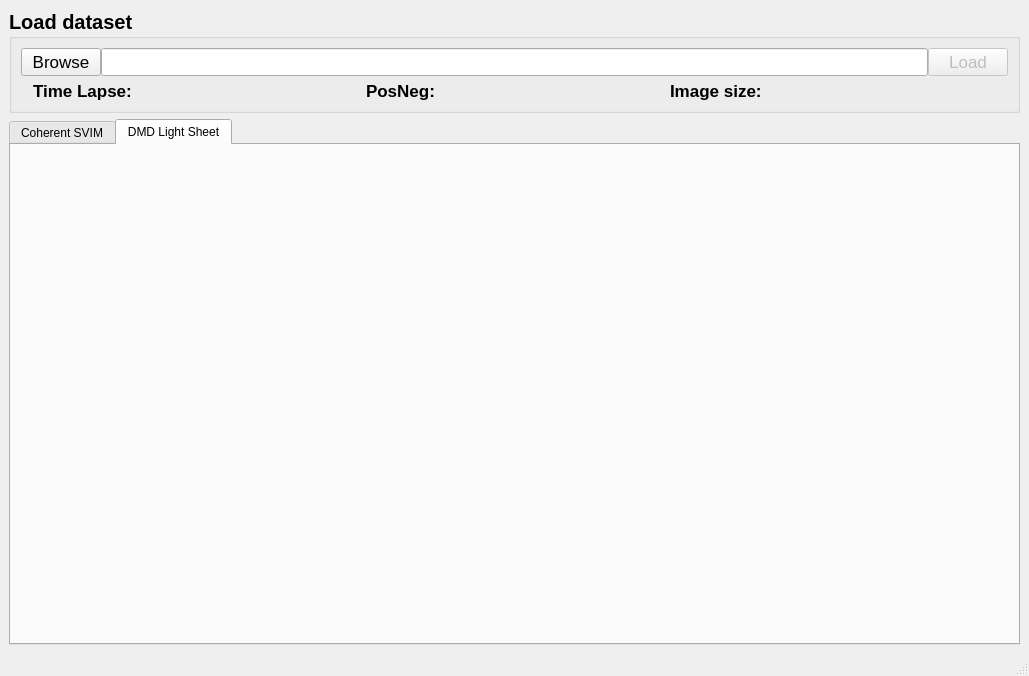
Old version of the form smSVIM_microscope_analyser/analyser_6090_tabs.ui in the repository marccv/smSVIM.
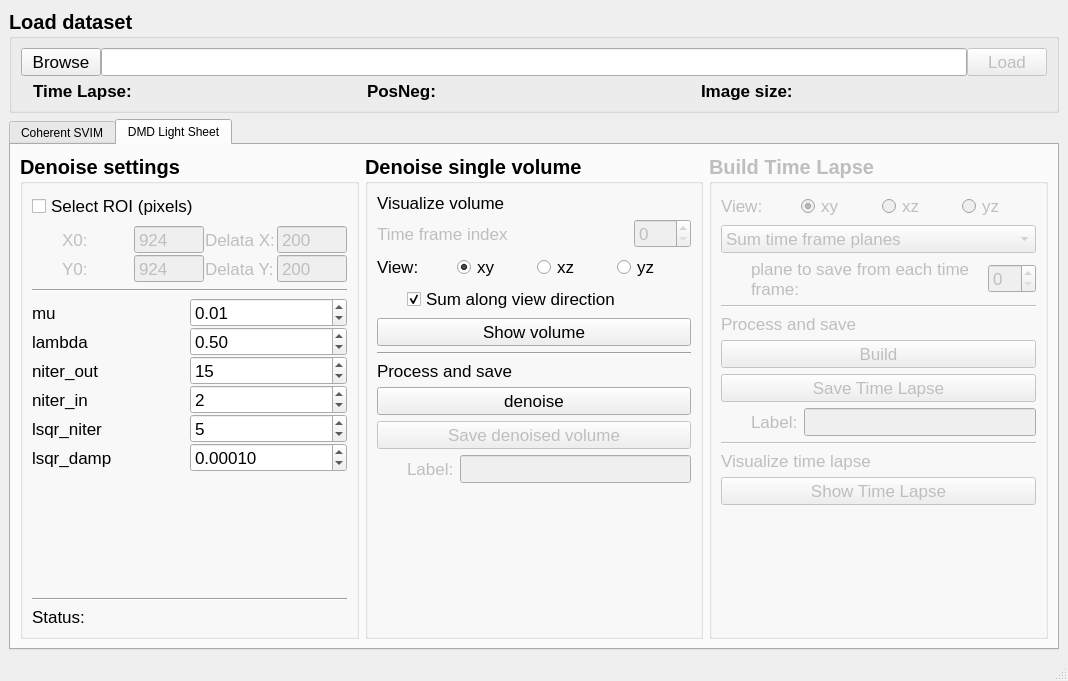
New version of the form. The open tabs and pages were chosen to show the change.

What changed in the file:
```diff
--- a/smSVIM_microscope_analyser/analyser_6090_tabs.ui
+++ b/smSVIM_microscope_analyser/analyser_6090_tabs.ui
@@ -6,8 +6,8 @@
    <rect>
     <x>0</x>
     <y>0</y>
-    <width>1029</width>
-    <height>676</height>
+    <width>1068</width>
+    <height>681</height>
    </rect>
   </property>
   <property name="windowTitle">
@@ -78,7 +78,7 @@
         </layout>
        </item>
        <item row="1" column="0">
-        <layout class="QGridLayout" name="gridLayout_18" columnstretch="0,1,0,1,0,1">
+        <layout class="QGridLayout" name="gridLayout_18" columnstretch="0,0,0,0,0,0">
          <property name="leftMargin">
           <number>12</number>
          </property>
@@ -1315,6 +1315,1034 @@
        <attribute name="title">
         <string>DMD Light Sheet</string>
        </attribute>
+       <layout class="QGridLayout" name="gridLayout_2">
+        <item row="0" column="0">
+         <widget class="QWidget" name="widget_2" native="true">
+          <layout class="QGridLayout" name="gridLayout_5" columnstretch="1,1,1">
+           <property name="leftMargin">
+            <number>0</number>
+           </property>
+           <property name="topMargin">
+            <number>0</number>
+           </property>
+           <property name="rightMargin">
+            <number>0</number>
+           </property>
+           <property name="bottomMargin">
+            <number>0</number>
+           </property>
+           <item row="0" column="0">
+            <widget class="QGroupBox" name="groupBox_settings_2">
+             <property name="font">
+              <font>
+               <pointsize>15</pointsize>
+               <weight>75</weight>
+               <bold>true</bold>
+              </font>
+             </property>
+             <property name="title">
+              <string>Denoise settings</string>
+             </property>
+             <property name="flat">
+              <bool>false</bool>
+             </property>
+             <layout class="QVBoxLayout" name="verticalLayout_4">
+              <item>
+               <widget class="QCheckBox" name="checkBox_select_ROI_ls">
+                <property name="font">
+                 <font>
+                  <pointsize>13</pointsize>
+                  <weight>50</weight>
+                  <bold>false</bold>
+                 </font>
+                </property>
+                <property name="text">
+                 <string>Select ROI (pixels)</string>
+                </property>
+                <property name="checkable">
+                 <bool>true</bool>
+                </property>
+               </widget>
+              </item>
+              <item>
+               <widget class="QWidget" name="widget_ROI_params_ls" native="true">
+                <property name="enabled">
+                 <bool>false</bool>
+                </property>
+                <property name="font">
+                 <font>
+                  <pointsize>13</pointsize>
+                  <weight>50</weight>
+                  <bold>false</bold>
+                 </font>
+                </property>
+                <layout class="QGridLayout" name="gridLayout_30">
+                 <property name="leftMargin">
+                  <number>30</number>
+                 </property>
+                 <property name="topMargin">
+                  <number>0</number>
+                 </property>
+                 <property name="rightMargin">
+                  <number>0</number>
+                 </property>
+                 <property name="bottomMargin">
+                  <number>0</number>
+                 </property>
+                 <property name="horizontalSpacing">
+                  <number>1</number>
+                 </property>
+                 <property name="verticalSpacing">
+                  <number>0</number>
+                 </property>
+                 <item row="0" column="1">
+                  <widget class="QSpinBox" name="spinBox_x0_ls">
+                   <property name="buttonSymbols">
+                    <enum>QAbstractSpinBox::NoButtons</enum>
+                   </property>
+                   <property name="maximum">
+                    <number>99999</number>
+                   </property>
+                   <property name="value">
+                    <number>924</number>
+                   </property>
+                  </widget>
+                 </item>
+                 <item row="0" column="0">
+                  <widget class="QLabel" name="label_39">
+                   <property name="text">
+                    <string>X0:</string>
+                   </property>
+                  </widget>
+                 </item>
+                 <item row="0" column="3">
+                  <widget class="QSpinBox" name="spinBox_delta_x_ls">
+                   <property name="buttonSymbols">
+                    <enum>QAbstractSpinBox::NoButtons</enum>
+                   </property>
+                   <property name="maximum">
+                    <number>99999</number>
+                   </property>
+                   <property name="value">
+                    <number>200</number>
+                   </property>
+                  </widget>
+                 </item>
+                 <item row="0" column="2">
+                  <widget class="QLabel" name="label_40">
+                   <property name="text">
+                    <string>Delata X:</string>
+                   </property>
+                  </widget>
+                 </item>
+                 <item row="1" column="0">
+                  <widget class="QLabel" name="label_41">
+                   <property name="text">
+                    <string>Y0:</string>
+                   </property>
+                  </widget>
+                 </item>
+                 <item row="1" column="1">
+                  <widget class="QSpinBox" name="spinBox_y0_ls">
+                   <property name="buttonSymbols">
+                    <enum>QAbstractSpinBox::NoButtons</enum>
+                   </property>
+                   <property name="maximum">
+                    <number>99999</number>
+                   </property>
+                   <property name="value">
+                    <number>924</number>
+                   </property>
+                  </widget>
+                 </item>
+                 <item row="1" column="2">
+                  <widget class="QLabel" name="label_42">
+                   <property name="text">
+                    <string>Delata Y:</string>
+                   </property>
+                  </widget>
+                 </item>
+                 <item row="1" column="3">
+                  <widget class="QSpinBox" name="spinBox_delta_y_ls">
+                   <property name="buttonSymbols">
+                    <enum>QAbstractSpinBox::NoButtons</enum>
+                   </property>
+                   <property name="maximum">
+                    <number>99999</number>
+                   </property>
+                   <property name="value">
+                    <number>200</number>
+                   </property>
+                  </widget>
+                 </item>
+                </layout>
+               </widget>
+              </item>
+              <item>
+               <widget class="Line" name="line_15">
+                <property name="font">
+                 <font>
+                  <pointsize>13</pointsize>
+                  <weight>50</weight>
+                  <bold>false</bold>
+                 </font>
+                </property>
+                <property name="orientation">
+                 <enum>Qt::Horizontal</enum>
+                </property>
+               </widget>
+              </item>
+              <item>
+               <widget class="QWidget" name="widget_denoise_params_2" native="true">
+                <property name="enabled">
+                 <bool>true</bool>
+                </property>
+                <property name="font">
+                 <font>
+                  <pointsize>13</pointsize>
+                  <weight>50</weight>
+                  <bold>false</bold>
+                 </font>
+                </property>
+                <layout class="QGridLayout" name="gridLayout_31" columnstretch="1,1">
+                 <property name="leftMargin">
+                  <number>0</number>
+                 </property>
+                 <property name="topMargin">
+                  <number>0</number>
+                 </property>
+                 <property name="rightMargin">
+                  <number>0</number>
+                 </property>
+                 <property name="bottomMargin">
+                  <number>0</number>
+                 </property>
+                 <property name="spacing">
+                  <number>0</number>
+                 </property>
+                 <item row="0" column="0">
+                  <widget class="QLabel" name="label_43">
+                   <property name="enabled">
+                    <bool>true</bool>
+                   </property>
+                   <property name="text">
+                    <string>mu</string>
+                   </property>
+                  </widget>
+                 </item>
+                 <item row="0" column="1">
+                  <widget class="QDoubleSpinBox" name="doubleSpinBox_mu_ls">
+                   <property name="enabled">
+                    <bool>true</bool>
+                   </property>
+                   <property name="singleStep">
+                    <double>0.010000000000000</double>
+                   </property>
+                   <property name="value">
+                    <double>0.010000000000000</double>
+                   </property>
+                  </widget>
+                 </item>
+                 <item row="1" column="0">
+                  <widget class="QLabel" name="label_44">
+                   <property name="enabled">
+                    <bool>true</bool>
+                   </property>
+                   <property name="text">
+                    <string>lambda</string>
+                   </property>
+                  </widget>
+                 </item>
+                 <item row="1" column="1">
+                  <widget class="QDoubleSpinBox" name="doubleSpinBox_lamda_ls">
+                   <property name="enabled">
+                    <bool>true</bool>
+                   </property>
+                   <property name="singleStep">
+                    <double>0.500000000000000</double>
+                   </property>
+                   <property name="value">
+                    <double>0.500000000000000</double>
+                   </property>
+                  </widget>
+                 </item>
+                 <item row="2" column="0">
+                  <widget class="QLabel" name="label_45">
+                   <property name="enabled">
+                    <bool>true</bool>
+                   </property>
+                   <property name="text">
+                    <string>niter_out</string>
+                   </property>
+                  </widget>
+                 </item>
+                 <item row="3" column="0">
+                  <widget class="QLabel" name="label_46">
+                   <property name="enabled">
+                    <bool>true</bool>
+                   </property>
+                   <property name="text">
+                    <string>niter_in</string>
+                   </property>
+                  </widget>
+                 </item>
+                 <item row="4" column="0">
+                  <widget class="QLabel" name="label_47">
+                   <property name="enabled">
+                    <bool>true</bool>
+                   </property>
+                   <property name="text">
+                    <string>lsqr_niter</string>
+                   </property>
+                  </widget>
+                 </item>
+                 <item row="5" column="0">
+                  <widget class="QLabel" name="label_48">
+                   <property name="enabled">
+                    <bool>true</bool>
+                   </property>
+                   <property name="text">
+                    <string>lsqr_damp</string>
+                   </property>
+                  </widget>
+                 </item>
+                 <item row="2" column="1">
+                  <widget class="QSpinBox" name="spinBox_niter_out_ls">
+                   <property name="enabled">
+                    <bool>true</bool>
+                   </property>
+                   <property name="value">
+                    <number>15</number>
+                   </property>
+                  </widget>
+                 </item>
+                 <item row="4" column="1">
+                  <widget class="QSpinBox" name="spinBox_lsqr_niter_ls">
+                   <property name="enabled">
+                    <bool>true</bool>
+                   </property>
+                   <property name="value">
+                    <number>5</number>
+                   </property>
+                  </widget>
+                 </item>
+                 <item row="3" column="1">
+                  <widget class="QSpinBox" name="spinBox_niter_in_ls">
+                   <property name="enabled">
+                    <bool>true</bool>
+                   </property>
+                   <property name="value">
+                    <number>2</number>
+                   </property>
+                  </widget>
+                 </item>
+                 <item row="5" column="1">
+                  <widget class="QDoubleSpinBox" name="doubleSpinBox_lsqr_damp_ls">
+                   <property name="enabled">
+                    <bool>true</bool>
+                   </property>
+                   <property name="decimals">
+                    <number>5</number>
+                   </property>
+                   <property name="singleStep">
+                    <double>0.000100000000000</double>
+                   </property>
+                   <property name="value">
+                    <double>0.000100000000000</double>
+                   </property>
+                  </widget>
+                 </item>
+                </layout>
+               </widget>
+              </item>
+              <item>
+               <spacer name="verticalSpacer_5">
+                <property name="orientation">
+                 <enum>Qt::Vertical</enum>
+                </property>
+                <property name="sizeHint" stdset="0">
+                 <size>
+                  <width>20</width>
+                  <height>40</height>
+                 </size>
+                </property>
+               </spacer>
+              </item>
+              <item>
+               <widget class="Line" name="line_16">
+                <property name="orientation">
+                 <enum>Qt::Horizontal</enum>
+                </property>
+               </widget>
+              </item>
+              <item>
+               <layout class="QGridLayout" name="gridLayout_32" columnstretch="0,1">
+                <item row="0" column="1">
+                 <widget class="QLabel" name="label_status_ls">
+                  <property name="font">
+                   <font>
+                    <pointsize>13</pointsize>
+                    <weight>50</weight>
+                    <bold>false</bold>
+                   </font>
+                  </property>
+                  <property name="text">
+                   <string/>
+                  </property>
+                  <property name="wordWrap">
+                   <bool>true</bool>
+                  </property>
+                 </widget>
+                </item>
+                <item row="0" column="0">
+                 <widget class="QLabel" name="label_49">
+                  <property name="font">
+                   <font>
+                    <pointsize>13</pointsize>
+                    <weight>50</weight>
+                    <bold>false</bold>
+                   </font>
+                  </property>
+                  <property name="text">
+                   <string>Status:   </string>
+                  </property>
+                 </widget>
+                </item>
+               </layout>
+              </item>
+             </layout>
+            </widget>
+           </item>
+           <item row="0" column="2">
+            <widget class="QGroupBox" name="groupBox_time_lapse_2">
+             <property name="enabled">
+              <bool>false</bool>
+             </property>
+             <property name="font">
+              <font>
+               <pointsize>15</pointsize>
+               <weight>75</weight>
+               <bold>true</bold>
+              </font>
+             </property>
+             <property name="title">
+              <string>Build Time Lapse</string>
+             </property>
+             <layout class="QVBoxLayout" name="verticalLayout_7">
+              <item>
+               <layout class="QHBoxLayout" name="horizontalLayout_5">
+                <property name="topMargin">
+                 <number>0</number>
+                </property>
+                <item>
+                 <widget class="QLabel" name="label_tlview_2">
+                  <property name="font">
+                   <font>
+                    <pointsize>13</pointsize>
+                    <weight>50</weight>
+                    <bold>false</bold>
+                   </font>
+                  </property>
+                  <property name="text">
+                   <string>View:</string>
+                  </property>
+                 </widget>
+                </item>
+                <item>
+                 <widget class="QRadioButton" name="radioButton_xy_ls">
+                  <property name="enabled">
+                   <bool>false</bool>
+                  </property>
+                  <property name="font">
+                   <font>
+                    <pointsize>13</pointsize>
+                    <weight>50</weight>
+                    <bold>false</bold>
+                   </font>
+                  </property>
+                  <property name="text">
+                   <string>xy</string>
+                  </property>
+                  <property name="checked">
+                   <bool>true</bool>
+                  </property>
+                 </widget>
+                </item>
+                <item>
+                 <widget class="QRadioButton" name="radioButton_xz_ls">
+                  <property name="enabled">
+                   <bool>false</bool>
+                  </property>
+                  <property name="font">
+                   <font>
+                    <pointsize>13</pointsize>
+                    <weight>50</weight>
+                    <bold>false</bold>
+                   </font>
+                  </property>
+                  <property name="text">
+                   <string>xz</string>
+                  </property>
+                 </widget>
+                </item>
+                <item>
+                 <widget class="QRadioButton" name="radioButton_yz_ls">
+                  <property name="enabled">
+                   <bool>false</bool>
+                  </property>
+                  <property name="font">
+                   <font>
+                    <pointsize>13</pointsize>
+                    <weight>50</weight>
+                    <bold>false</bold>
+                   </font>
+                  </property>
+                  <property name="text">
+                   <string>yz</string>
+                  </property>
+                 </widget>
+                </item>
+               </layout>
+              </item>
+              <item>
+               <widget class="QComboBox" name="comboBox_time_lapse_mode_ls">
+                <property name="font">
+                 <font>
+                  <pointsize>13</pointsize>
+                  <weight>50</weight>
+                  <bold>false</bold>
+                 </font>
+                </property>
+                <item>
+                 <property name="text">
+                  <string>Sum time frame planes</string>
+                 </property>
+                </item>
+                <item>
+                 <property name="text">
+                  <string>Single plane per time frame</string>
+                 </property>
+                </item>
+               </widget>
+              </item>
+              <item>
+               <layout class="QGridLayout" name="gridLayout_33" columnstretch="2,0">
+                <property name="leftMargin">
+                 <number>30</number>
+                </property>
+                <item row="0" column="1">
+                 <widget class="QSpinBox" name="spinBox_time_laps_plane_ls">
+                  <property name="enabled">
+                   <bool>false</bool>
+                  </property>
+                  <property name="font">
+                   <font>
+                    <pointsize>13</pointsize>
+                    <weight>50</weight>
+                    <bold>false</bold>
+                   </font>
+                  </property>
+                 </widget>
+                </item>
+                <item row="0" column="0">
+                 <widget class="QLabel" name="label_tl_plane_ls">
+                  <property name="enabled">
+                   <bool>false</bool>
+                  </property>
+                  <property name="font">
+                   <font>
+                    <pointsize>13</pointsize>
+                    <weight>50</weight>
+                    <bold>false</bold>
+                   </font>
+                  </property>
+                  <property name="text">
+                   <string>plane to save from each time frame:</string>
+                  </property>
+                  <property name="wordWrap">
+                   <bool>true</bool>
+                  </property>
+                 </widget>
+                </item>
+               </layout>
+              </item>
+              <item>
+               <widget class="Line" name="line_17">
+                <property name="orientation">
+                 <enum>Qt::Horizontal</enum>
+                </property>
+               </widget>
+              </item>
+              <item>
+               <widget class="QLabel" name="label_50">
+                <property name="font">
+                 <font>
+                  <pointsize>13</pointsize>
+                  <weight>50</weight>
+                  <bold>false</bold>
+                 </font>
+                </property>
+                <property name="text">
+                 <string>Process and save</string>
+                </property>
+               </widget>
+              </item>
+              <item>
+               <widget class="QPushButton" name="pushButton_buils_time_lapse_ls">
+                <property name="font">
+                 <font>
+                  <pointsize>13</pointsize>
+                  <weight>50</weight>
+                  <bold>false</bold>
+                 </font>
+                </property>
+                <property name="text">
+                 <string>Build</string>
+                </property>
+               </widget>
+              </item>
+              <item>
+               <widget class="QPushButton" name="pushButton_save_time_lapse_ls">
+                <property name="font">
+                 <font>
+                  <pointsize>13</pointsize>
+                  <weight>50</weight>
+                  <bold>false</bold>
+                 </font>
+                </property>
+                <property name="text">
+                 <string>Save Time Lapse</string>
+                </property>
+               </widget>
+              </item>
+              <item>
+               <layout class="QGridLayout" name="gridLayout_34">
+                <property name="leftMargin">
+                 <number>30</number>
+                </property>
+                <property name="topMargin">
+                 <number>0</number>
+                </property>
+                <property name="rightMargin">
+                 <number>0</number>
+                </property>
+                <item row="0" column="0">
+                 <widget class="QLabel" name="label_save_label_tl_ls">
+                  <property name="font">
+                   <font>
+                    <pointsize>13</pointsize>
+                    <weight>50</weight>
+                    <bold>false</bold>
+                   </font>
+                  </property>
+                  <property name="text">
+                   <string>Label:</string>
+                  </property>
+                 </widget>
+                </item>
+                <item row="0" column="1">
+                 <widget class="QLineEdit" name="lineEdit_save_label_tl_ls">
+                  <property name="font">
+                   <font>
+                    <pointsize>13</pointsize>
+                    <weight>50</weight>
+                    <bold>false</bold>
+                   </font>
+                  </property>
+                 </widget>
+                </item>
+               </layout>
+              </item>
+              <item>
+               <widget class="Line" name="line_18">
+                <property name="orientation">
+                 <enum>Qt::Horizontal</enum>
+                </property>
+               </widget>
+              </item>
+              <item>
+               <widget class="QLabel" name="label_51">
+                <property name="font">
+                 <font>
+                  <pointsize>13</pointsize>
+                  <weight>50</weight>
+                  <bold>false</bold>
+                 </font>
+                </property>
+                <property name="text">
+                 <string>Visualize time lapse</string>
+                </property>
+               </widget>
+              </item>
+              <item>
+               <widget class="QPushButton" name="pushButton_show_time_lapse_ls">
+                <property name="font">
+                 <font>
+                  <pointsize>13</pointsize>
+                  <weight>50</weight>
+                  <bold>false</bold>
+                 </font>
+                </property>
+                <property name="text">
+                 <string>Show Time Lapse</string>
+                </property>
+               </widget>
+              </item>
+              <item>
+               <spacer name="verticalSpacer_7">
+                <property name="orientation">
+                 <enum>Qt::Vertical</enum>
+                </property>
+                <property name="sizeHint" stdset="0">
+                 <size>
+                  <width>20</width>
+                  <height>40</height>
+                 </size>
+                </property>
+               </spacer>
+              </item>
+             </layout>
+            </widget>
+           </item>
+           <item row="0" column="1">
+            <widget class="QGroupBox" name="groupBox_volume_ls">
+             <property name="enabled">
+              <bool>true</bool>
+             </property>
+             <property name="font">
+              <font>
+               <pointsize>15</pointsize>
+               <weight>75</weight>
+               <bold>true</bold>
+              </font>
+             </property>
+             <property name="title">
+              <string>Denoise single volume</string>
+             </property>
+             <layout class="QVBoxLayout" name="verticalLayout_8">
+              <property name="spacing">
+               <number>-1</number>
+              </property>
+              <item>
+               <widget class="QLabel" name="label_53">
+                <property name="font">
+                 <font>
+                  <pointsize>13</pointsize>
+                  <weight>50</weight>
+                  <bold>false</bold>
+                 </font>
+                </property>
+                <property name="text">
+                 <string>Visualize volume</string>
+                </property>
+               </widget>
+              </item>
+              <item>
+               <layout class="QGridLayout" name="gridLayout_35" columnstretch="2,0">
+                <item row="0" column="1">
+                 <widget class="QSpinBox" name="spinBox_t_frame_index_ls">
+                  <property name="enabled">
+                   <bool>false</bool>
+                  </property>
+                  <property name="font">
+                   <font>
+                    <pointsize>13</pointsize>
+                    <weight>50</weight>
+                    <bold>false</bold>
+                   </font>
+                  </property>
+                  <property name="minimum">
+                   <number>0</number>
+                  </property>
+                  <property name="maximum">
+                   <number>999</number>
+                  </property>
+                 </widget>
+                </item>
+                <item row="0" column="0">
+                 <widget class="QLabel" name="label_t_frame_index_ls">
+                  <property name="enabled">
+                   <bool>false</bool>
+                  </property>
+                  <property name="font">
+                   <font>
+                    <pointsize>13</pointsize>
+                    <weight>50</weight>
+                    <bold>false</bold>
+                   </font>
+                  </property>
+                  <property name="text">
+                   <string>Time frame index</string>
+                  </property>
+                  <property name="wordWrap">
+                   <bool>true</bool>
+                  </property>
+                 </widget>
+                </item>
+               </layout>
+              </item>
+              <item>
+               <layout class="QGridLayout" name="gridLayout_37">
+                <property name="leftMargin">
+                 <number>0</number>
+                </property>
+                <property name="topMargin">
+                 <number>0</number>
+                </property>
+                <item row="0" column="0">
+                 <widget class="QLabel" name="label_plot_view_ls">
+                  <property name="enabled">
+                   <bool>true</bool>
+                  </property>
+                  <property name="font">
+                   <font>
+                    <pointsize>13</pointsize>
+                    <weight>50</weight>
+                    <bold>false</bold>
+                   </font>
+                  </property>
+                  <property name="text">
+                   <string>View:</string>
+                  </property>
+                 </widget>
+                </item>
+                <item row="0" column="1">
+                 <widget class="QRadioButton" name="radioButton_plot_xy_ls">
+                  <property name="enabled">
+                   <bool>true</bool>
+                  </property>
+                  <property name="font">
+                   <font>
+                    <pointsize>13</pointsize>
+                    <weight>50</weight>
+                    <bold>false</bold>
+                   </font>
+                  </property>
+                  <property name="text">
+                   <string>xy</string>
+                  </property>
+                  <property name="checked">
+                   <bool>true</bool>
+                  </property>
+                 </widget>
+                </item>
+                <item row="0" column="2">
+                 <widget class="QRadioButton" name="radioButton_plot_xz_ls">
+                  <property name="enabled">
+                   <bool>true</bool>
+                  </property>
+                  <property name="font">
+                   <font>
+                    <pointsize>13</pointsize>
+                    <weight>50</weight>
+                    <bold>false</bold>
+                   </font>
+                  </property>
+                  <property name="text">
+                   <string>xz</string>
+                  </property>
+                  <property name="checked">
+                   <bool>false</bool>
+                  </property>
+                 </widget>
+                </item>
+                <item row="0" column="3">
+                 <widget class="QRadioButton" name="radioButton_plot_yz_ls">
+                  <property name="enabled">
+                   <bool>true</bool>
+                  </property>
+                  <property name="font">
+                   <font>
+                    <pointsize>13</pointsize>
+                    <weight>50</weight>
+                    <bold>false</bold>
+                   </font>
+                  </property>
+                  <property name="text">
+                   <string>yz</string>
+                  </property>
+                 </widget>
+                </item>
+               </layout>
+              </item>
+              <item>
+               <layout class="QGridLayout" name="gridLayout_38">
+                <property name="leftMargin">
+                 <number>30</number>
+                </property>
+                <property name="topMargin">
+                 <number>0</number>
+                </property>
+                <property name="spacing">
+                 <number>0</number>
+                </property>
+                <item row="0" column="0">
+                 <widget class="QCheckBox" name="checkBox_plot_sum_ls">
+                  <property name="enabled">
+                   <bool>true</bool>
+                  </property>
+                  <property name="font">
+                   <font>
+                    <pointsize>13</pointsize>
+                    <weight>50</weight>
+                    <bold>false</bold>
+                   </font>
+                  </property>
+                  <property name="text">
+                   <string>Sum along view direction</string>
+                  </property>
+                  <property name="checked">
+                   <bool>true</bool>
+                  </property>
+                 </widget>
+                </item>
+               </layout>
+              </item>
+              <item>
+               <widget class="QPushButton" name="pushButton_show_ls">
+                <property name="enabled">
+                 <bool>true</bool>
+                </property>
+                <property name="font">
+                 <font>
+                  <pointsize>13</pointsize>
+                  <weight>50</weight>
+                  <bold>false</bold>
+                 </font>
+                </property>
+                <property name="text">
+                 <string>Show volume</string>
+                </property>
+               </widget>
+              </item>
+              <item>
+               <widget class="Line" name="line_20">
+                <property name="orientation">
+                 <enum>Qt::Horizontal</enum>
+                </property>
+               </widget>
+              </item>
+              <item>
+               <widget class="QLabel" name="label_52">
+                <property name="font">
+                 <font>
+                  <pointsize>13</pointsize>
+                  <weight>50</weight>
+                  <bold>false</bold>
+                 </font>
+                </property>
+                <property name="text">
+                 <string>Process and save</string>
+                </property>
+               </widget>
+              </item>
+              <item>
+               <widget class="QPushButton" name="pushButton_denoise_ls">
+                <property name="enabled">
+                 <bool>true</bool>
+                </property>
+                <property name="font">
+                 <font>
+                  <pointsize>13</pointsize>
+                  <weight>50</weight>
+                  <bold>false</bold>
+                 </font>
+                </property>
+                <property name="text">
+                 <string>denoise</string>
+                </property>
+               </widget>
+              </item>
+              <item>
+               <widget class="QPushButton" name="pushButton_save_volume_ls">
+                <property name="enabled">
+                 <bool>false</bool>
+                </property>
+                <property name="font">
+                 <font>
+                  <pointsize>13</pointsize>
+                  <weight>50</weight>
+                  <bold>false</bold>
+                 </font>
+                </property>
+                <property name="text">
+                 <string>Save denoised volume</string>
+                </property>
+               </widget>
+              </item>
+              <item>
+               <layout class="QGridLayout" name="gridLayout_36" columnstretch="0,1">
+                <property name="leftMargin">
+                 <number>30</number>
+                </property>
+                <property name="horizontalSpacing">
+                 <number>-1</number>
+                </property>
+                <property name="verticalSpacing">
+                 <number>0</number>
+                </property>
+                <item row="0" column="0">
+                 <widget class="QLabel" name="label_save_label_ls">
+                  <property name="enabled">
+                   <bool>false</bool>
+                  </property>
+                  <property name="font">
+                   <font>
+                    <pointsize>13</pointsize>
+                    <weight>50</weight>
+                    <bold>false</bold>
+                   </font>
+                  </property>
+                  <property name="text">
+                   <string>Label:</string>
+                  </property>
+                  <property name="wordWrap">
+                   <bool>true</bool>
+                  </property>
+                 </widget>
+                </item>
+                <item row="0" column="1">
+                 <widget class="QLineEdit" name="lineEdit_save_label_ls">
+                  <property name="enabled">
+                   <bool>false</bool>
+                  </property>
+                  <property name="font">
+                   <font>
+                    <pointsize>13</pointsize>
+                    <weight>50</weight>
+                    <bold>false</bold>
+                   </font>
+                  </property>
+                  <property name="text">
+                   <string/>
+                  </property>
+                 </widget>
+                </item>
+               </layout>
+              </item>
+              <item>
+               <spacer name="verticalSpacer_8">
+                <property name="orientation">
+                 <enum>Qt::Vertical</enum>
+                </property>
+                <property name="sizeType">
+                 <enum>QSizePolicy::Expanding</enum>
+                </property>
+                <property name="sizeHint" stdset="0">
+                 <size>
+                  <width>20</width>
+                  <height>20</height>
+                 </size>
+                </property>
+               </spacer>
+              </item>
+             </layout>
+            </widget>
+           </item>
+          </layout>
+         </widget>
+        </item>
+       </layout>
       </widget>
      </widget>
     </item>
```
Left out of the diff: 38 changed lines with no effect on the pictures.
